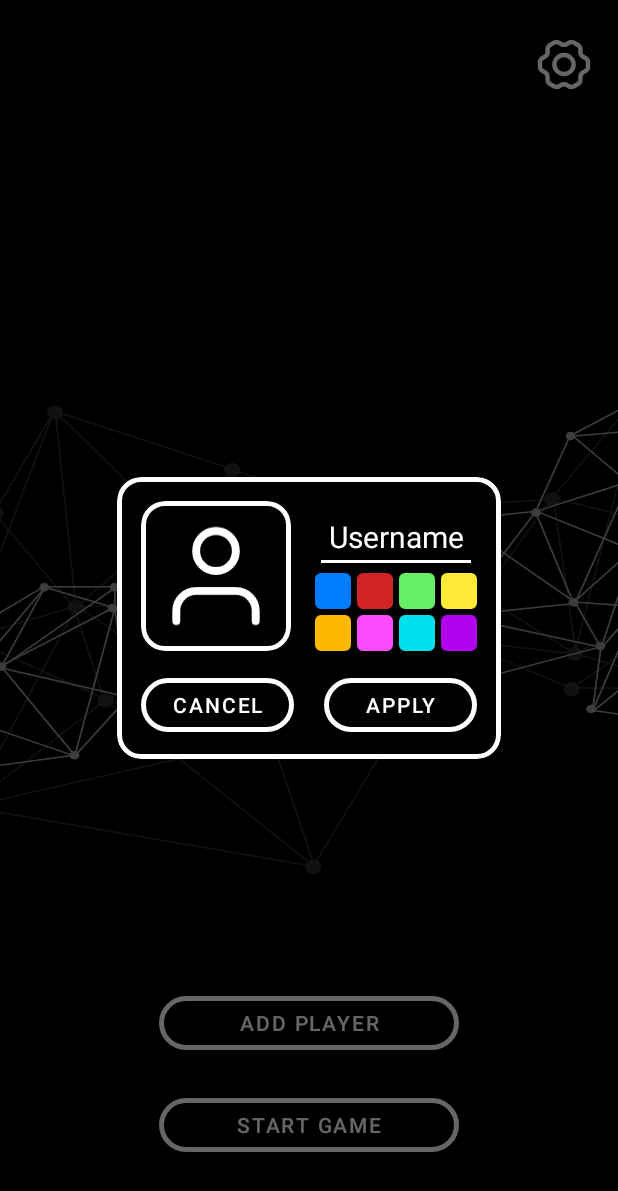
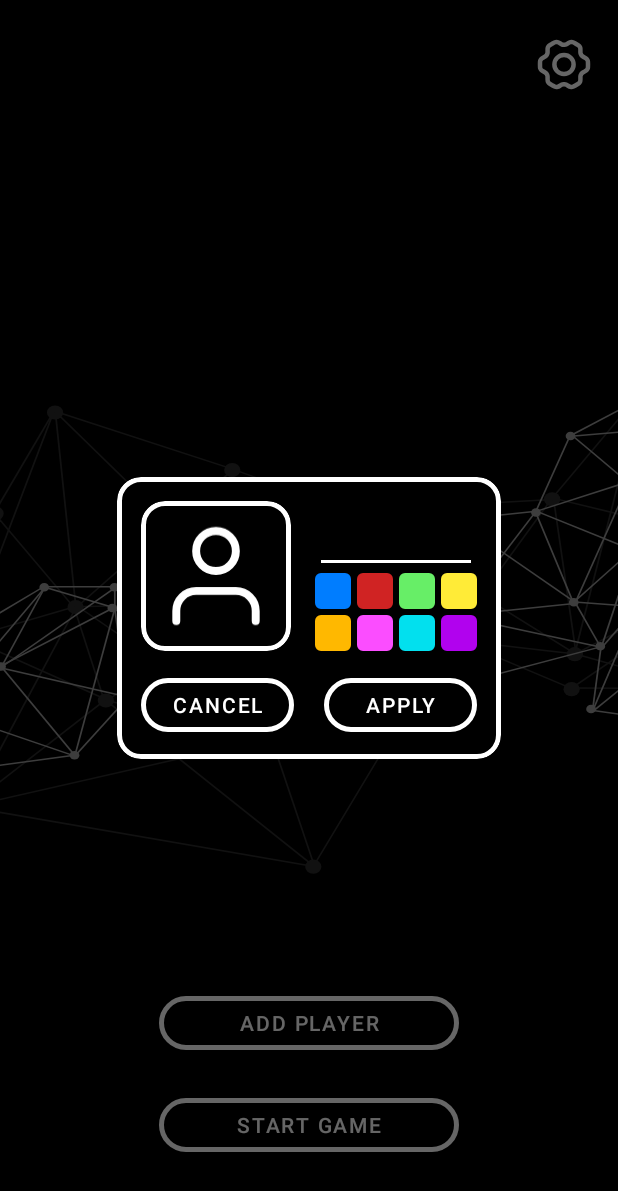
Before and after one commit to Tvinkvinter/MobileCroupier, an Android app: the screen it shows after launch (MainActivity), after a tap on "ADD PLAYER", on a phone screen of 412 x 824 dp. Shown: the top 1191 px of the screen. Run offline under Robolectric (Android 15) with nearby library versions, the phone set to English and light mode, and no system bars.

Commit message:
fix: improvements in setting players dialog - hint didn't disappear on touch EditText - the maximum length is limited - cancel button didn't work

```diff
--- a/app/src/main/java/com/atarusov/pokerapp/screens/ConfigureScreenFragment.kt
+++ b/app/src/main/java/com/atarusov/pokerapp/screens/ConfigureScreenFragment.kt
@@ -82,8 +82,8 @@ class ConfigureScreenFragment : Fragment() {
             }
         }
 
-        dialog.findViewById<EditText>(R.id.dialog_username_edit_text)
-            .addTextChangedListener(object : TextWatcher {
+        dialog.findViewById<EditText>(R.id.dialog_username_edit_text).apply {
+            addTextChangedListener(object : TextWatcher {
                 override fun afterTextChanged(s: Editable?) {
                     username = s.toString()
                 }
@@ -98,6 +98,13 @@ class ConfigureScreenFragment : Fragment() {
 
                 override fun onTextChanged(s: CharSequence?, start: Int, before: Int, count: Int) {}
             })
+
+            setOnFocusChangeListener { view, _ -> (view as EditText).hint = null }
+        }
+
+        dialog.findViewById<Button>(R.id.dialog_cancel_button).setOnClickListener {
+            dialog.dismiss()
+        }
 
         dialog.findViewById<Button>(R.id.dialog_apply_button).setOnClickListener {
             if (username == null) {
--- a/app/src/main/res/layout/dialog_set_player.xml
+++ b/app/src/main/res/layout/dialog_set_player.xml
@@ -43,13 +43,15 @@
             android:layout_marginHorizontal="16dp"
             android:autofillHints="username"
             android:gravity="center"
-            android:hint="@string/username"
             android:imeOptions="actionDone"
             android:inputType="text"
             android:lines="1"
             android:textColor="@color/white"
             android:textColorHint="@color/white"
             android:textSize="20sp"
+            android:hint="@string/username"
+            android:maxLength="8"
+            android:backgroundTint="@color/white"
             app:layout_constraintEnd_toEndOf="parent"
             app:layout_constraintStart_toEndOf="@id/dialog_avatar_card"
             app:layout_constraintTop_toTopOf="@id/dialog_avatar_card" />
```
